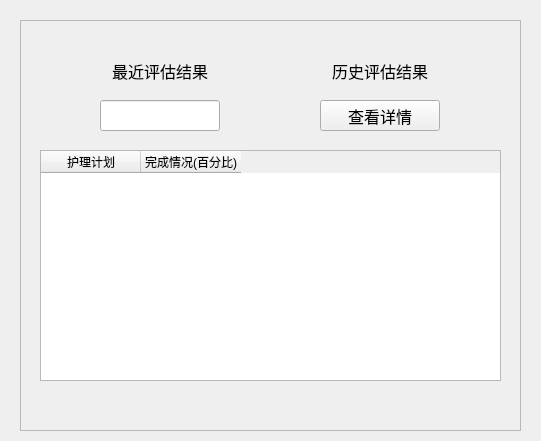
This is healthMain/nurseplans.ui in OldFish-loveCat/Sys_Evaluation as Qt 5 draws it before an edit. The edited form follows.
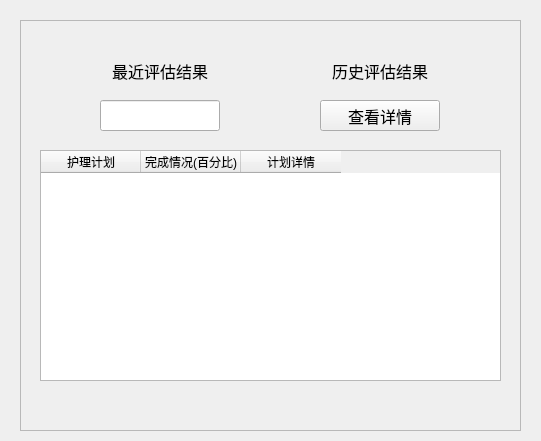
This is the edited form.

Diff of the .ui file:
```diff
--- a/healthMain/nurseplans.ui
+++ b/healthMain/nurseplans.ui
@@ -129,6 +129,14 @@
       <set>AlignCenter</set>
      </property>
     </column>
+    <column>
+     <property name="text">
+      <string>计划详情</string>
+     </property>
+     <property name="textAlignment">
+      <set>AlignCenter</set>
+     </property>
+    </column>
    </widget>
   </widget>
  </widget>
```
